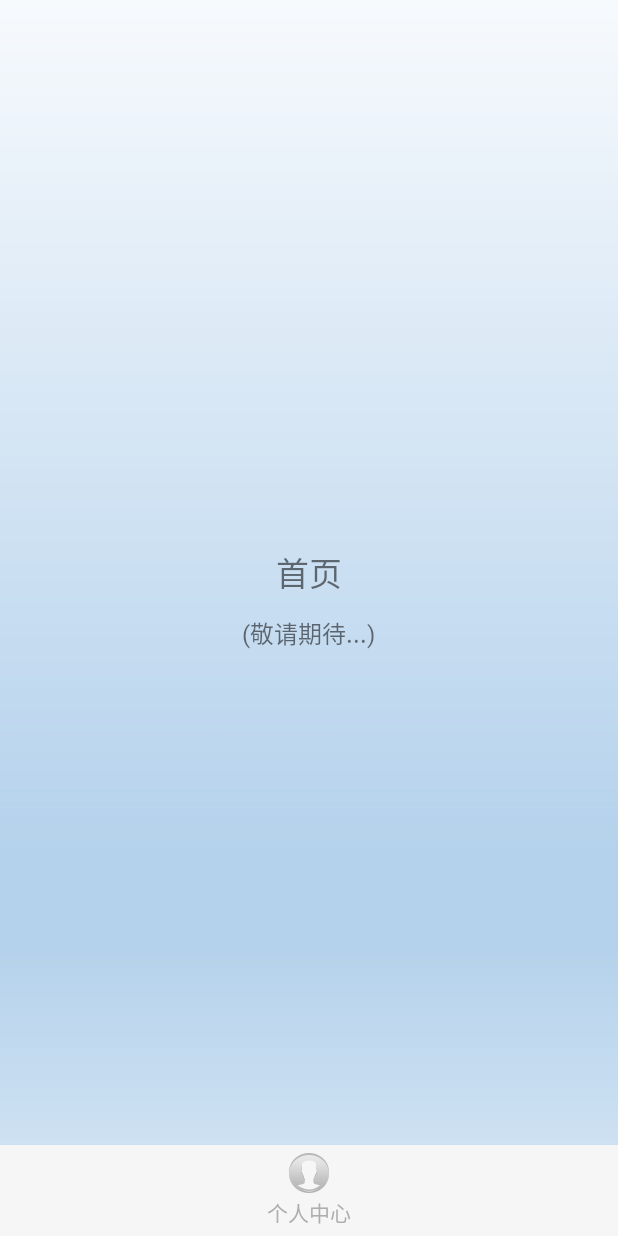
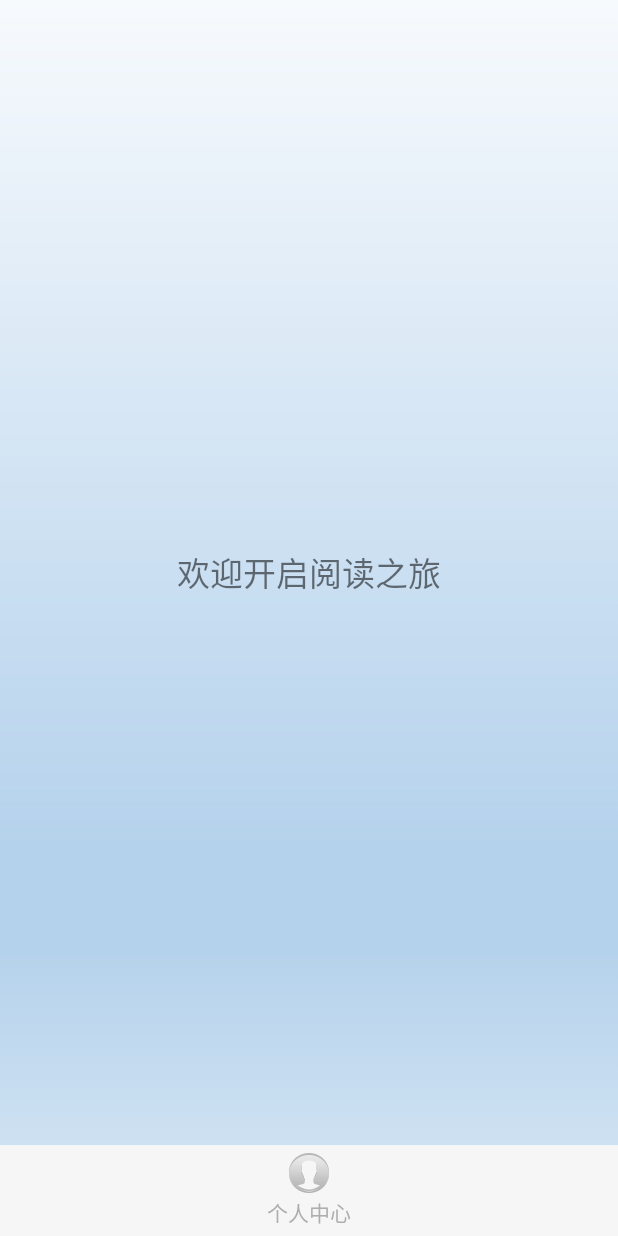
Before and after one commit to haganWu/EnglishReading, an Android app: the screen it shows after launch (MainActivity), on a phone screen of 412 x 824 dp. Run offline under Robolectric (Android 15) with nearby library versions, the phone set to English and light mode, and no system bars.

```diff
--- a/app/src/main/res/layout/fg_main.xml
+++ b/app/src/main/res/layout/fg_main.xml
@@ -19,6 +19,7 @@
         android:layout_width="wrap_content"
         android:layout_height="wrap_content"
         android:gravity="center"
+        android:visibility="gone"
         android:layout_below="@id/tv_home"
         android:textSize="@dimen/text_size_small"
         android:layout_marginTop="12dp"
--- a/app/src/main/res/values/strings.xml
+++ b/app/src/main/res/values/strings.xml
@@ -2,7 +2,7 @@
     <string name="app_name">ER</string>
 
     <!-- TODO: Remove or change this placeholder text -->
-    <string name="main_fragment_text">首页</string>
+    <string name="main_fragment_text">欢迎开启阅读之旅</string>
     <string name="test_fragment_text">测试</string>
     <string name="user_center_fragment_text">个人中心</string>
     <string name="learn_fragment_text">学习</string>
```
Also changed, not shown: 2 other files.
